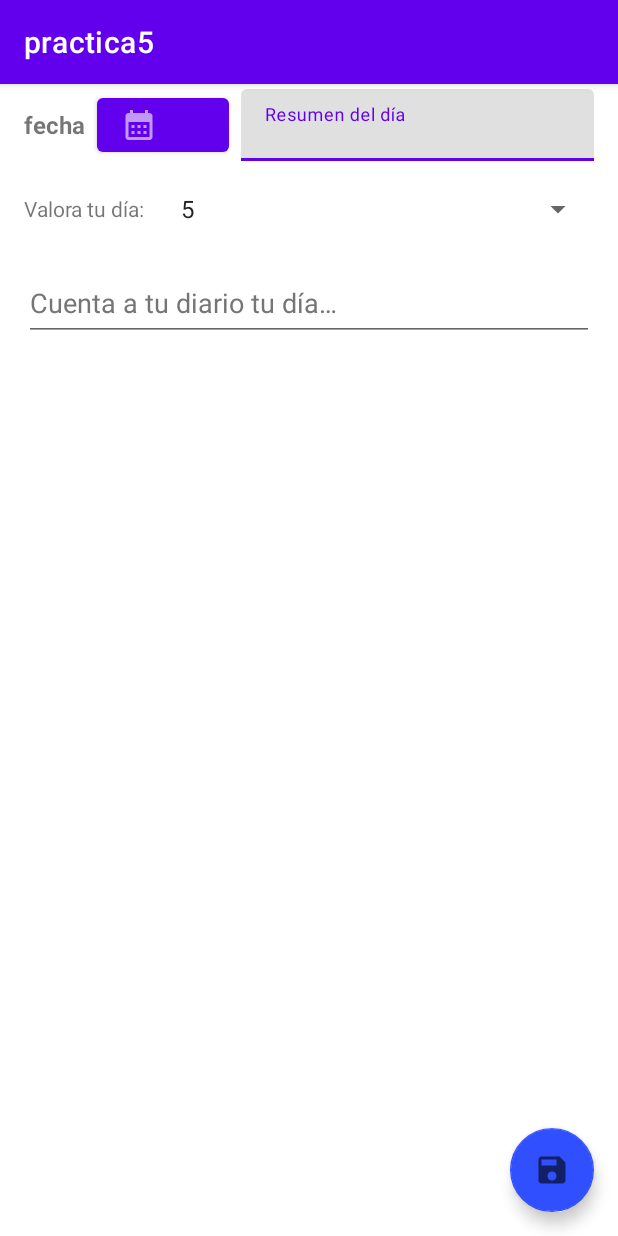
After one commit to SebastianCardonaHenao/Practica5, an Android app: the EdicionDiaActivityBien screen opened directly, with no data from a screen before it, on a phone screen of 412 x 824 dp. The commit adds this screen. Run offline under Robolectric (Android 15) with nearby library versions, the phone set to English and light mode, and no system bars; 1 statement that could not run was skipped.

Commit message:
Primer PDF completado.

```diff
--- a/app/src/main/AndroidManifest.xml
+++ b/app/src/main/AndroidManifest.xml
@@ -9,6 +9,9 @@
         android:roundIcon="@mipmap/ic_launcher_round"
         android:supportsRtl="true"
         android:theme="@style/Theme.Practica5">
+        <activity
+            android:name=".ui.EdicionDiaActivityBien"
+            android:exported="false" />
         <activity
             android:name=".ui.MainActivity"
             android:exported="true"
--- a/app/src/main/java/practica5/sebastiancardonahenao/iesseveroochoa/net/ui/EdicionDiaActivity.java
+++ /dev/null
@@ -1,5 +0,0 @@
-package practica5.sebastiancardonahenao.iesseveroochoa.net.ui;
-
-public class EdicionDiaActivity {
-
-}
--- /dev/null
+++ b/app/src/main/java/practica5/sebastiancardonahenao/iesseveroochoa/net/ui/EdicionDiaActivityBien.java
@@ -0,0 +1,123 @@
+package practica5.sebastiancardonahenao.iesseveroochoa.net.ui;
+
+import androidx.appcompat.app.AppCompatActivity;
+import android.app.AlertDialog;
+import android.app.DatePickerDialog;
+import android.content.Intent;
+import android.os.Bundle;
+import android.os.Parcelable;
+import android.widget.ArrayAdapter;
+import android.widget.Button;
+import android.widget.EditText;
+import android.widget.Spinner;
+import android.widget.TextView;
+import com.google.android.material.floatingactionbutton.FloatingActionButton;
+
+
+import java.util.Calendar;
+import java.util.Date;
+
+import practica5.sebastiancardonahenao.iesseveroochoa.net.R;
+import practica5.sebastiancardonahenao.iesseveroochoa.net.model.DiaDiario;
+
+public class EdicionDiaActivityBien extends AppCompatActivity {
+
+    Button btCalendario;
+    FloatingActionButton fab;
+
+    Spinner spinnerValoraVida;
+
+    TextView tvFecha;
+    EditText tbResumen,tbInfoDia;
+
+    Date fecha;
+
+    DiaDiario esteDia;
+
+    @Override
+    protected void onCreate(Bundle savedInstanceState) {
+        super.onCreate(savedInstanceState);
+        setContentView(R.layout.activity_edicion_dia_bien);
+
+        btCalendario = findViewById(R.id.calendario);
+        fab = findViewById(R.id.fbSave);
+        tvFecha = findViewById(R.id.tvFecha);
+        tbResumen = findViewById(R.id.tbResumen);
+        tbInfoDia = findViewById(R.id.tbInfoDia);
+
+
+        btCalendario.setOnClickListener(e-> fecha(tvFecha));
+        fab.setOnClickListener(e-> guardar());
+
+        spinnerValoraVida = findViewById(R.id.spValoracion);
+
+        ArrayAdapter<CharSequence>adaptadorValoracion = ArrayAdapter.createFromResource(this,
+                R.array.spinner_vida, android.R.layout.simple_spinner_item);
+        spinnerValoraVida.setAdapter(adaptadorValoracion);
+
+        spinnerValoraVida.setSelection(5);
+
+        Bundle bundle = getIntent().getExtras();
+        esteDia = bundle.getParcelable("Datos");
+        if (esteDia!=null){
+            this.setTitle("Editar Tarea "+esteDia.getId());
+            editarDia();
+        }
+
+    }
+
+    private void editarDia() {
+        spinnerValoraVida.setSelection(esteDia.getValoracionDia());
+        tbResumen.setText(esteDia.getResumen());
+        tbInfoDia.setText(esteDia.getContenido());
+        fecha = esteDia.getFecha();
+        tvFecha.setText(esteDia.getFechaFormatoLocal());
+    }
+
+
+    private void guardar() {
+        int valoracion = spinnerValoraVida.getSelectedItemPosition();
+        String resumen = String.valueOf(tbResumen.getText());
+        String contenido = String.valueOf(tbInfoDia.getText());
+
+        if(resumen.equals("")){
+            dialogo("El campo resumen no puede estar vacio,\n" +
+                    "por favor, rellenelo.");
+            setResult(RESULT_CANCELED);
+        }
+        else if(contenido.equals("")){
+            dialogo("El contenido del día no puede estar vacio,\n" +
+                    "por favor, rellenelo.");
+            setResult(RESULT_CANCELED);
+        }else {
+            esteDia = new DiaDiario(fecha,valoracion,resumen,contenido);
+            Intent iBack = getIntent();
+            iBack.putExtra("Datos", (Parcelable) esteDia);
+            setResult(RESULT_OK,iBack);
+            finish();
+        }
+    }
+
+    public void fecha(TextView tvFecha){
+        Calendar nuevoCalendario = Calendar.getInstance();
+
+        DatePickerDialog dialogo = new DatePickerDialog(this, (view, year, monthOfYear, dayOfMonth) -> {
+            Calendar calendar = Calendar.getInstance();
+            calendar.set(year, monthOfYear, dayOfMonth);
+            tvFecha.setText(dayOfMonth+"/"+ monthOfYear+"/"+year);
+            fecha=calendar.getTime();
+
+        }, nuevoCalendario.get(Calendar.YEAR),
+                nuevoCalendario.get(Calendar.MONTH),
+                nuevoCalendario.get(Calendar.DAY_OF_MONTH));//esto último es el dia a mostrar
+        dialogo.show();
+    }
+
+    public void dialogo(String mensajeDialogo){
+        AlertDialog.Builder builder = new AlertDialog.Builder(EdicionDiaActivityBien.this);
+        builder.setMessage(mensajeDialogo)
+                .setTitle("Aviso");
+        AlertDialog dialog = builder.create();
+        dialog.show();
+    }
+}
--- /dev/null
+++ b/app/src/main/res/drawable-anydpi/ic_action_calendar.xml
@@ -0,0 +1,11 @@
+<vector xmlns:android="http://schemas.android.com/apk/res/android"
+    android:width="24dp"
+    android:height="24dp"
+    android:viewportWidth="24"
+    android:viewportHeight="24"
+    android:tint="#333333"
+    android:alpha="0.6">
+  <path
+      android:fillColor="@android:color/white"
+      android:pathData="M19,4h-1V2h-2v2H8V2H6v2H5C3.89,4 3.01,4.9 3.01,6L3,20c0,1.1 0.89,2 2,2h14c1.1,0 2,-0.9 2,-2V6C21,4.9 20.1,4 19,4zM19,20H5V10h14V20zM9,14H7v-2h2V14zM13,14h-2v-2h2V14zM17,14h-2v-2h2V14zM9,18H7v-2h2V18zM13,18h-2v-2h2V18zM17,18h-2v-2h2V18z"/>
+</vector>
--- /dev/null
+++ b/app/src/main/res/drawable-anydpi/ic_action_save.xml
@@ -0,0 +1,11 @@
+<vector xmlns:android="http://schemas.android.com/apk/res/android"
+    android:width="24dp"
+    android:height="24dp"
+    android:viewportWidth="24"
+    android:viewportHeight="24"
+    android:tint="#333333"
+    android:alpha="0.6">
+  <path
+      android:fillColor="@android:color/white"
+      android:pathData="M17,3L5,3c-1.11,0 -2,0.9 -2,2v14c0,1.1 0.89,2 2,2h14c1.1,0 2,-0.9 2,-2L21,7l-4,-4zM12,19c-1.66,0 -3,-1.34 -3,-3s1.34,-3 3,-3 3,1.34 3,3 -1.34,3 -3,3zM15,9L5,9L5,5h10v4z"/>
+</vector>
--- /dev/null
+++ b/app/src/main/res/layout/activity_edicion_dia_bien.xml
@@ -0,0 +1,127 @@
+<?xml version="1.0" encoding="utf-8"?>
+<androidx.constraintlayout.widget.ConstraintLayout xmlns:android="http://schemas.android.com/apk/res/android"
+    xmlns:app="http://schemas.android.com/apk/res-auto"
+    xmlns:tools="http://schemas.android.com/tools"
+    android:layout_width="match_parent"
+    android:layout_height="match_parent"
+    tools:context=".ui.EdicionDiaActivityBien">
+
+
+    <androidx.constraintlayout.widget.Group
+        android:layout_width="wrap_content"
+        android:layout_height="wrap_content"
+        app:constraint_referenced_ids="textInputLayout,tvFecha,spValoracion,scrollView2,textView5,calendario" />
+
+    <com.google.android.material.floatingactionbutton.FloatingActionButton
+        android:id="@+id/fbSave"
+        android:layout_width="wrap_content"
+        android:layout_height="wrap_content"
+        android:layout_marginEnd="16dp"
+        android:layout_marginBottom="16dp"
+        android:contentDescription="@string/action_save"
+        android:src="@drawable/ic_action_save"
+        app:backgroundTint="#304FFE"
+        app:layout_constraintBottom_toBottomOf="parent"
+        app:layout_constraintEnd_toEndOf="parent">
+
+    </com.google.android.material.floatingactionbutton.FloatingActionButton>
+
+    <TextView
+        android:id="@+id/tvFecha"
+        android:layout_width="wrap_content"
+        android:layout_height="0dp"
+        android:layout_marginStart="16dp"
+        android:layout_marginTop="16dp"
+        android:text="@string/fecha"
+        android:textSize="16sp"
+        android:textStyle="bold"
+        app:layout_constraintEnd_toStartOf="@+id/calendario"
+        app:layout_constraintHorizontal_chainStyle="spread"
+        app:layout_constraintStart_toStartOf="parent"
+        app:layout_constraintTop_toTopOf="parent" />
+
+    <Button
+        android:id="@+id/calendario"
+        android:layout_width="wrap_content"
+        android:layout_height="48dp"
+        android:layout_marginStart="8dp"
+        android:contentDescription="@string/action_fechas"
+        app:icon="@drawable/ic_action_calendar"
+        app:layout_constraintBottom_toBottomOf="@+id/tvFecha"
+        app:layout_constraintEnd_toStartOf="@+id/textInputLayout"
+        app:layout_constraintStart_toEndOf="@+id/tvFecha"
+        app:layout_constraintTop_toTopOf="@+id/tvFecha" />
+
+    <com.google.android.material.textfield.TextInputLayout
+        android:id="@+id/textInputLayout"
+        android:layout_width="0dp"
+        android:layout_height="0dp"
+        android:layout_marginStart="8dp"
+        android:layout_marginEnd="16dp"
+        app:layout_constraintBottom_toBottomOf="@+id/calendario"
+        app:layout_constraintEnd_toEndOf="parent"
+        app:layout_constraintStart_toEndOf="@+id/calendario"
+        app:layout_constraintTop_toTopOf="@+id/calendario">
+
+        <com.google.android.material.textfield.TextInputEditText
+            android:id="@+id/tbResumen"
+            android:layout_width="match_parent"
+            android:layout_height="wrap_content"
+            android:hint="@string/et_resumen"
+            android:textColorHint="#616161" />
+    </com.google.android.material.textfield.TextInputLayout>
+
+    <Spinner
+        android:id="@+id/spValoracion"
+        android:layout_width="0dp"
+        android:layout_height="48dp"
+        android:layout_marginStart="8dp"
+        android:layout_marginTop="8dp"
+        android:contentDescription="@string/speach_valor_vida"
+        app:layout_constraintBottom_toTopOf="@+id/scrollView2"
+        app:layout_constraintEnd_toEndOf="@+id/textInputLayout"
+        app:layout_constraintHorizontal_bias="0.0"
+        app:layout_constraintStart_toEndOf="@+id/textView5"
+        app:layout_constraintTop_toBottomOf="@+id/calendario" />
+
+    <TextView
+        android:id="@+id/textView5"
+        android:layout_width="wrap_content"
+        android:layout_height="wrap_content"
+        android:layout_marginTop="8dp"
+        android:layout_marginEnd="8dp"
+        android:text="@string/t_valor_vida"
+        app:layout_constraintBottom_toBottomOf="@+id/spValoracion"
+        app:layout_constraintEnd_toStartOf="@+id/spValoracion"
+        app:layout_constraintStart_toStartOf="@+id/tvFecha"
+        app:layout_constraintTop_toBottomOf="@+id/calendario" />
+
+    <ScrollView
+        android:id="@+id/scrollView2"
+        android:layout_width="0dp"
+        android:layout_height="0dp"
+        android:layout_marginTop="16dp"
+        android:layout_marginStart="16dp"
+        android:layout_marginEnd="16dp"
+        android:layout_marginBottom="16dp"
+        app:layout_constraintBottom_toBottomOf="parent"
+        app:layout_constraintEnd_toEndOf="parent"
+        app:layout_constraintHorizontal_bias="0.538"
+        app:layout_constraintStart_toStartOf="parent"
+        app:layout_constraintTop_toBottomOf="@+id/spValoracion"
+        app:layout_constraintVertical_bias="0.0">
+
+        <EditText
+            android:id="@+id/tbInfoDia"
+            android:layout_width="match_parent"
+            android:layout_height="wrap_content"
+            android:ems="10"
+            android:gravity="start|top"
+            android:hint="@string/dia_completo"
+            android:importantForAutofill="no"
+            android:inputType="textMultiLine"
+            android:minHeight="48dp"
+            android:textColorHint="#757575" />
+    </ScrollView>
+
+</androidx.constraintlayout.widget.ConstraintLayout>
--- /dev/null
+++ b/app/src/main/res/values-night/strings.xml
@@ -0,0 +1,8 @@
+<?xml version="1.0" encoding="utf-8"?>
+<resources>
+    <string name="action_save">guardar</string>
+    <string name="et_resumen">Resumen del día</string>
+    <string name="t_valor_vida">Valora tu día:</string>
+    <string name="speach_valor_vida">selecciona una puntuación para tu día</string>
+    <string name="dia_completo">Cuenta a tu diario tu día…</string>
+</resources>
--- a/app/src/main/res/values/strings.xml
+++ b/app/src/main/res/values/strings.xml
@@ -9,5 +9,26 @@
     <string name="action_ordenar">Ordenar</string>
     <string name="rb_asc">Asc</string>
     <string name="rb_desc">Desc</string>
+    <string name="action_save">guardar</string>
+    <string name="fecha">fecha</string>
+    <string name="ic_calendar">Modificar fecha</string>
+    <string name="et_resumen">Resumen del día</string>
+    <string name="t_valor_vida">Valora tu día:</string>
+    <string name="speach_valor_vida">selecciona una puntuación para tu día</string>
+    <string name="dia_completo">Cuenta a tu diario tu día…</string>
+
+    <string-array name="spinner_vida">
+        <item>0</item>
+        <item>1</item>
+        <item>2</item>
+        <item>3</item>
+        <item>4</item>
+        <item>5</item>
+        <item>6</item>
+        <item>7</item>
+        <item>8</item>
+        <item>9</item>
+        <item>10</item>
+    </string-array>
 
 </resources>
--- a/build.gradle
+++ b/build.gradle
@@ -5,7 +5,7 @@ buildscript {
         mavenCentral()
     }
     dependencies {
-        classpath "com.android.tools.build:gradle:7.0.3"
+        classpath 'com.android.tools.build:gradle:7.1.1'
 
         // NOTE: Do not place your application dependencies here; they belong
         // in the individual module build.gradle files
```
Also changed, not shown: app/src/main/java/practica5/sebastiancardonahenao/iesseveroochoa/net/ui/MainActivity.java (+37 -0 lines), app/src/main/res/layout/activity_main.xml (+8 -16 lines), app/src/main/res/drawable-hdpi/ic_action_calendar.png (added), app/src/main/res/drawable-hdpi/ic_action_save.png (added), app/src/main/res/drawable-mdpi/ic_action_calendar.png (added), app/src/main/res/drawable-mdpi/ic_action_save.png (added), app/src/main/res/drawable-xhdpi/ic_action_calendar.png (added), app/src/main/res/drawable-xhdpi/ic_action_save.png (added), app/src/main/res/drawable-xxhdpi/ic_action_calendar.png (added), app/src/main/res/drawable-xxhdpi/ic_action_save.png (added), gradle/wrapper/gradle-wrapper.properties.
